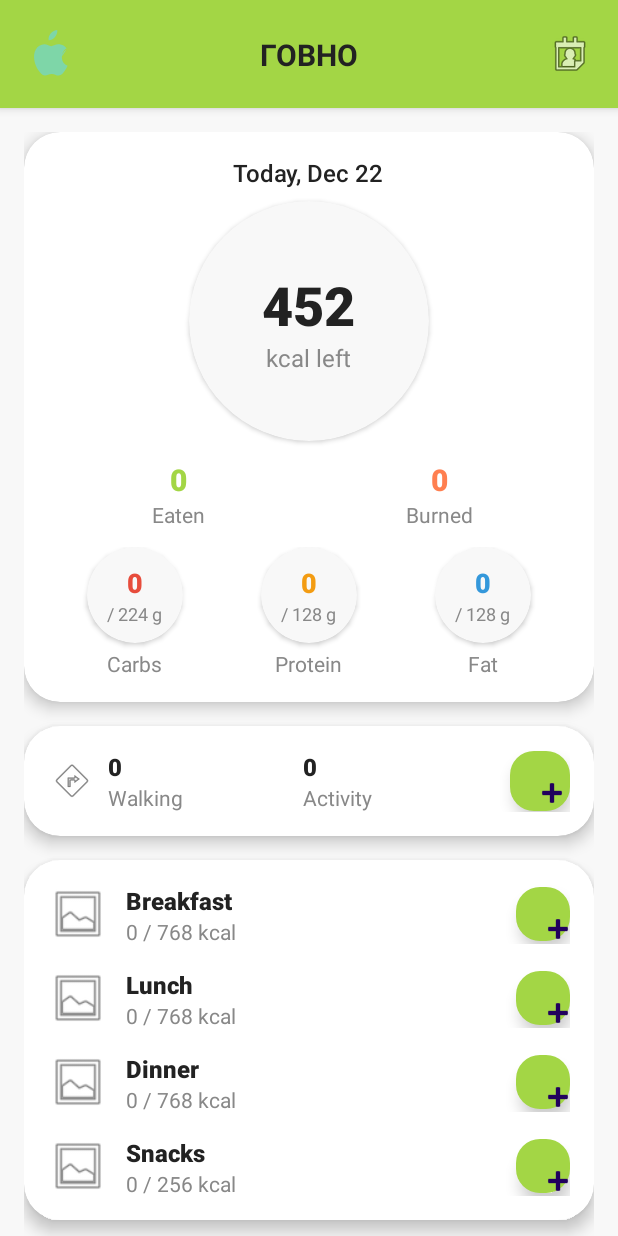
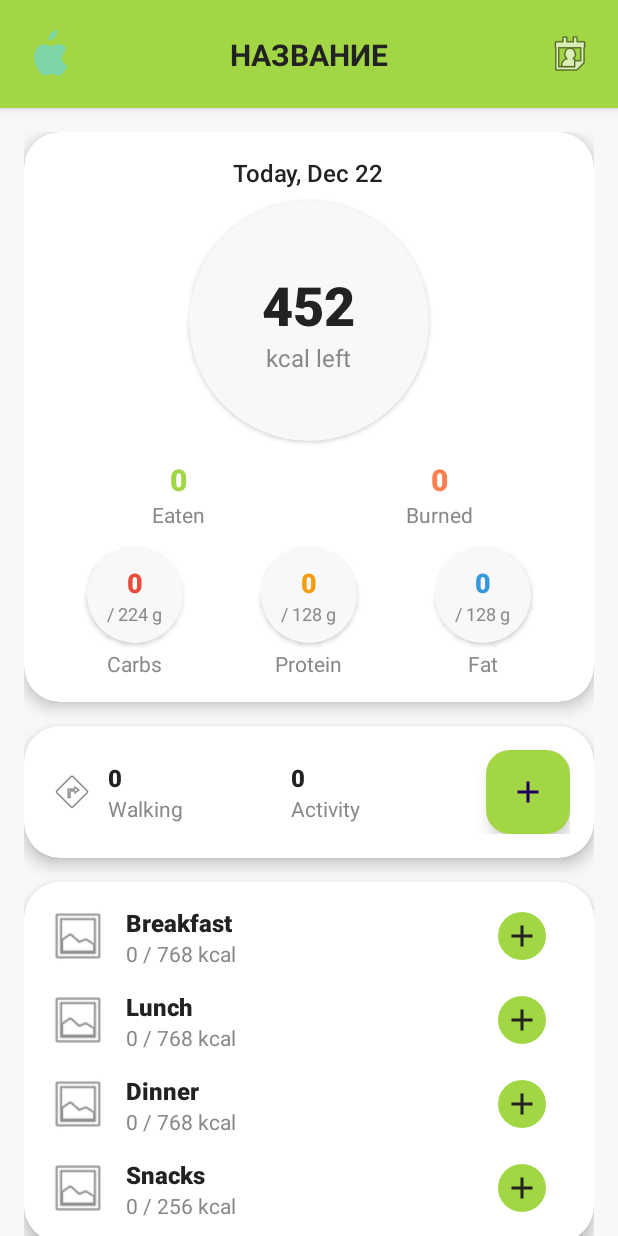
Before and after one commit to Hart1404/miniature-octo-couscous, an Android app: the screen it shows after launch (MainActivity), on a phone screen of 412 x 824 dp. Run offline under Robolectric (Android 15) with nearby library versions, the phone set to English and light mode, and no system bars.

Commit message:
Плюсики по центру кнопок

```diff
--- /dev/null
+++ b/app/src/main/res/drawable/bg_green_circle.xml
@@ -0,0 +1,4 @@
+<?xml version="1.0" encoding="utf-8"?>
+<shape xmlns:android="http://schemas.android.com/apk/res/android" android:shape="oval">
+    <solid android:color="#A3D645" />
+</shape>
--- /dev/null
+++ b/app/src/main/res/drawable/ic_add.xml
@@ -0,0 +1,10 @@
+<?xml version="1.0" encoding="utf-8"?>
+<vector xmlns:android="http://schemas.android.com/apk/res/android"
+    android:width="24dp"
+    android:height="24dp"
+    android:viewportWidth="24"
+    android:viewportHeight="24">
+    <path
+        android:fillColor="#222"
+        android:pathData="M19,13H13V19H11V13H5V11H11V5H13V11H19V13Z"/>
+</vector>
--- a/app/src/main/res/layout/activity_main.xml
+++ b/app/src/main/res/layout/activity_main.xml
@@ -37,7 +37,7 @@
                 android:id="@+id/appTitle"
                 android:layout_width="wrap_content"
                 android:layout_height="wrap_content"
-                android:text="ГОВНО"
+                android:text="НАЗВАНИЕ"
                 android:textColor="#222"
                 android:textStyle="bold"
                 android:textSize="20sp"
@@ -398,9 +398,11 @@
                     </LinearLayout>
                     <com.google.android.material.floatingactionbutton.FloatingActionButton
                         android:id="@+id/fab_activity"
-                        android:layout_width="40dp"
-                        android:layout_height="40dp"
-                        android:src="@android:drawable/ic_input_add"
+                        android:layout_width="wrap_content"
+                        android:layout_height="wrap_content"
+                        app:fabSize="mini"
+                        app:maxImageSize="24dp"
+                        android:src="@drawable/ic_add"
                         android:contentDescription="Add activity"
                         app:backgroundTint="#A3D645"
                         android:layout_marginStart="8dp" />
@@ -421,22 +423,28 @@
                     android:orientation="vertical"
                     android:padding="8dp">
                     <!-- Завтрак -->
-                    <LinearLayout
+                    <androidx.constraintlayout.widget.ConstraintLayout
                         android:layout_width="match_parent"
                         android:layout_height="56dp"
-                        android:orientation="horizontal"
-                        android:gravity="center_vertical"
                         android:padding="8dp">
                         <ImageView
+                            android:id="@+id/breakfastIcon"
                             android:layout_width="40dp"
                             android:layout_height="40dp"
-                            android:src="@android:drawable/ic_menu_gallery" />
+                            android:src="@android:drawable/ic_menu_gallery"
+                            app:layout_constraintStart_toStartOf="parent"
+                            app:layout_constraintTop_toTopOf="parent"
+                            app:layout_constraintBottom_toBottomOf="parent" />
                         <LinearLayout
+                            android:id="@+id/breakfastTextBlock"
                             android:layout_width="0dp"
                             android:layout_height="wrap_content"
-                            android:layout_weight="1"
                             android:orientation="vertical"
-                            android:layout_marginStart="12dp">
+                            android:layout_marginStart="12dp"
+                            app:layout_constraintStart_toEndOf="@id/breakfastIcon"
+                            app:layout_constraintEnd_toStartOf="@id/breakfastAdd"
+                            app:layout_constraintTop_toTopOf="parent"
+                            app:layout_constraintBottom_toBottomOf="parent">
                             <TextView
                                 android:layout_width="wrap_content"
                                 android:layout_height="wrap_content"
@@ -453,30 +461,46 @@
                                 android:textColor="#888"
                                 android:textSize="14sp" />
                         </LinearLayout>
-                        <com.google.android.material.floatingactionbutton.FloatingActionButton
-                            android:layout_width="36dp"
-                            android:layout_height="36dp"
-                            android:src="@android:drawable/ic_input_add"
+                        <androidx.appcompat.widget.AppCompatImageButton
+                            android:id="@+id/breakfastAdd"
+                            android:layout_width="32dp"
+                            android:layout_height="32dp"
+                            android:background="@drawable/bg_green_circle"
+                            android:src="@drawable/ic_add"
                             android:contentDescription="Add food"
-                            app:backgroundTint="#A3D645" />
-                    </LinearLayout>
+                            android:scaleType="center"
+                            android:padding="0dp"
+                            android:clickable="true"
+                            android:focusable="true"
+                            android:foreground="?attr/selectableItemBackgroundBorderless"
+                            app:layout_constraintEnd_toEndOf="parent"
+                            app:layout_constraintTop_toTopOf="parent"
+                            app:layout_constraintBottom_toBottomOf="parent"
+                            android:layout_marginEnd="16dp" />
+                    </androidx.constraintlayout.widget.ConstraintLayout>
                     <!-- Обед -->
-                    <LinearLayout
+                    <androidx.constraintlayout.widget.ConstraintLayout
                         android:layout_width="match_parent"
                         android:layout_height="56dp"
-                        android:orientation="horizontal"
-                        android:gravity="center_vertical"
                         android:padding="8dp">
                         <ImageView
+                            android:id="@+id/lunchIcon"
                             android:layout_width="40dp"
                             android:layout_height="40dp"
-                            android:src="@android:drawable/ic_menu_gallery" />
+                            android:src="@android:drawable/ic_menu_gallery"
+                            app:layout_constraintStart_toStartOf="parent"
+                            app:layout_constraintTop_toTopOf="parent"
+                            app:layout_constraintBottom_toBottomOf="parent" />
                         <LinearLayout
+                            android:id="@+id/lunchTextBlock"
                             android:layout_width="0dp"
                             android:layout_height="wrap_content"
-                            android:layout_weight="1"
                             android:orientation="vertical"
-                            android:layout_marginStart="12dp">
+                            android:layout_marginStart="12dp"
+                            app:layout_constraintStart_toEndOf="@id/lunchIcon"
+                            app:layout_constraintEnd_toStartOf="@id/lunchAdd"
+                            app:layout_constraintTop_toTopOf="parent"
+                            app:layout_constraintBottom_toBottomOf="parent">
                             <TextView
                                 android:layout_width="wrap_content"
                                 android:layout_height="wrap_content"
@@ -493,30 +517,46 @@
                                 android:textColor="#888"
                                 android:textSize="14sp" />
                         </LinearLayout>
-                        <com.google.android.material.floatingactionbutton.FloatingActionButton
-                            android:layout_width="36dp"
-                            android:layout_height="36dp"
-                            android:src="@android:drawable/ic_input_add"
+                        <androidx.appcompat.widget.AppCompatImageButton
+                            android:id="@+id/lunchAdd"
+                            android:layout_width="32dp"
+                            android:layout_height="32dp"
+                            android:background="@drawable/bg_green_circle"
+                            android:src="@drawable/ic_add"
                             android:contentDescription="Add food"
-                            app:backgroundTint="#A3D645" />
-                    </LinearLayout>
+                            android:scaleType="center"
+                            android:padding="0dp"
+                            android:clickable="true"
+                            android:focusable="true"
+                            android:foreground="?attr/selectableItemBackgroundBorderless"
+                            app:layout_constraintEnd_toEndOf="parent"
+                            app:layout_constraintTop_toTopOf="parent"
+                            app:layout_constraintBottom_toBottomOf="parent"
+                            android:layout_marginEnd="16dp" />
+                    </androidx.constraintlayout.widget.ConstraintLayout>
                     <!-- Ужин -->
-                    <LinearLayout
+                    <androidx.constraintlayout.widget.ConstraintLayout
                         android:layout_width="match_parent"
                         android:layout_height="56dp"
-                        android:orientation="horizontal"
-                        android:gravity="center_vertical"
                         android:padding="8dp">
                         <ImageView
+                            android:id="@+id/dinnerIcon"
                             android:layout_width="40dp"
                             android:layout_height="40dp"
-                            android:src="@android:drawable/ic_menu_gallery" />
+                            android:src="@android:drawable/ic_menu_gallery"
+                            app:layout_constraintStart_toStartOf="parent"
+                            app:layout_constraintTop_toTopOf="parent"
+                            app:layout_constraintBottom_toBottomOf="parent" />
                         <LinearLayout
+                            android:id="@+id/dinnerTextBlock"
                             android:layout_width="0dp"
                             android:layout_height="wrap_content"
-                            android:layout_weight="1"
                             android:orientation="vertical"
-                            android:layout_marginStart="12dp">
+                            android:layout_marginStart="12dp"
+                            app:layout_constraintStart_toEndOf="@id/dinnerIcon"
+                            app:layout_constraintEnd_toStartOf="@id/dinnerAdd"
+                            app:layout_constraintTop_toTopOf="parent"
+                            app:layout_constraintBottom_toBottomOf="parent">
                             <TextView
                                 android:layout_width="wrap_content"
                                 android:layout_height="wrap_content"
@@ -533,30 +573,46 @@
                                 android:textColor="#888"
                                 android:textSize="14sp" />
                         </LinearLayout>
-                        <com.google.android.material.floatingactionbutton.FloatingActionButton
-                            android:layout_width="36dp"
-                            android:layout_height="36dp"
-                            android:src="@android:drawable/ic_input_add"
+                        <androidx.appcompat.widget.AppCompatImageButton
+                            android:id="@+id/dinnerAdd"
+                            android:layout_width="32dp"
+                            android:layout_height="32dp"
+                            android:background="@drawable/bg_green_circle"
+                            android:src="@drawable/ic_add"
                             android:contentDescription="Add food"
-                            app:backgroundTint="#A3D645" />
-                    </LinearLayout>
+                            android:scaleType="center"
+                            android:padding="0dp"
+                            android:clickable="true"
+                            android:focusable="true"
+                            android:foreground="?attr/selectableItemBackgroundBorderless"
+                            app:layout_constraintEnd_toEndOf="parent"
+                            app:layout_constraintTop_toTopOf="parent"
+                            app:layout_constraintBottom_toBottomOf="parent"
+                            android:layout_marginEnd="16dp" />
+                    </androidx.constraintlayout.widget.ConstraintLayout>
                     <!-- Перекусы -->
-                    <LinearLayout
+                    <androidx.constraintlayout.widget.ConstraintLayout
                         android:layout_width="match_parent"
                         android:layout_height="56dp"
-                        android:orientation="horizontal"
-                        android:gravity="center_vertical"
                         android:padding="8dp">
                         <ImageView
+                            android:id="@+id/snacksIcon"
                             android:layout_width="40dp"
                             android:layout_height="40dp"
-                            android:src="@android:drawable/ic_menu_gallery" />
+                            android:src="@android:drawable/ic_menu_gallery"
+                            app:layout_constraintStart_toStartOf="parent"
+                            app:layout_constraintTop_toTopOf="parent"
+                            app:layout_constraintBottom_toBottomOf="parent" />
                         <LinearLayout
+                            android:id="@+id/snacksTextBlock"
                             android:layout_width="0dp"
                             android:layout_height="wrap_content"
-                            android:layout_weight="1"
                             android:orientation="vertical"
-                            android:layout_marginStart="12dp">
+                            android:layout_marginStart="12dp"
+                            app:layout_constraintStart_toEndOf="@id/snacksIcon"
+                            app:layout_constraintEnd_toStartOf="@id/snacksAdd"
+                            app:layout_constraintTop_toTopOf="parent"
+                            app:layout_constraintBottom_toBottomOf="parent">
                             <TextView
                                 android:layout_width="wrap_content"
                                 android:layout_height="wrap_content"
@@ -573,13 +629,23 @@
                                 android:textColor="#888"
                                 android:textSize="14sp" />
                         </LinearLayout>
-                        <com.google.android.material.floatingactionbutton.FloatingActionButton
-                            android:layout_width="36dp"
-                            android:layout_height="36dp"
-                            android:src="@android:drawable/ic_input_add"
+                        <androidx.appcompat.widget.AppCompatImageButton
+                            android:id="@+id/snacksAdd"
+                            android:layout_width="32dp"
+                            android:layout_height="32dp"
+                            android:background="@drawable/bg_green_circle"
+                            android:src="@drawable/ic_add"
                             android:contentDescription="Add food"
-                            app:backgroundTint="#A3D645" />
-                    </LinearLayout>
+                            android:scaleType="center"
+                            android:padding="0dp"
+                            android:clickable="true"
+                            android:focusable="true"
+                            android:foreground="?attr/selectableItemBackgroundBorderless"
+                            app:layout_constraintEnd_toEndOf="parent"
+                            app:layout_constraintTop_toTopOf="parent"
+                            app:layout_constraintBottom_toBottomOf="parent"
+                            android:layout_marginEnd="16dp" />
+                    </androidx.constraintlayout.widget.ConstraintLayout>
                 </LinearLayout>
             </androidx.cardview.widget.CardView>
         </LinearLayout>
```
